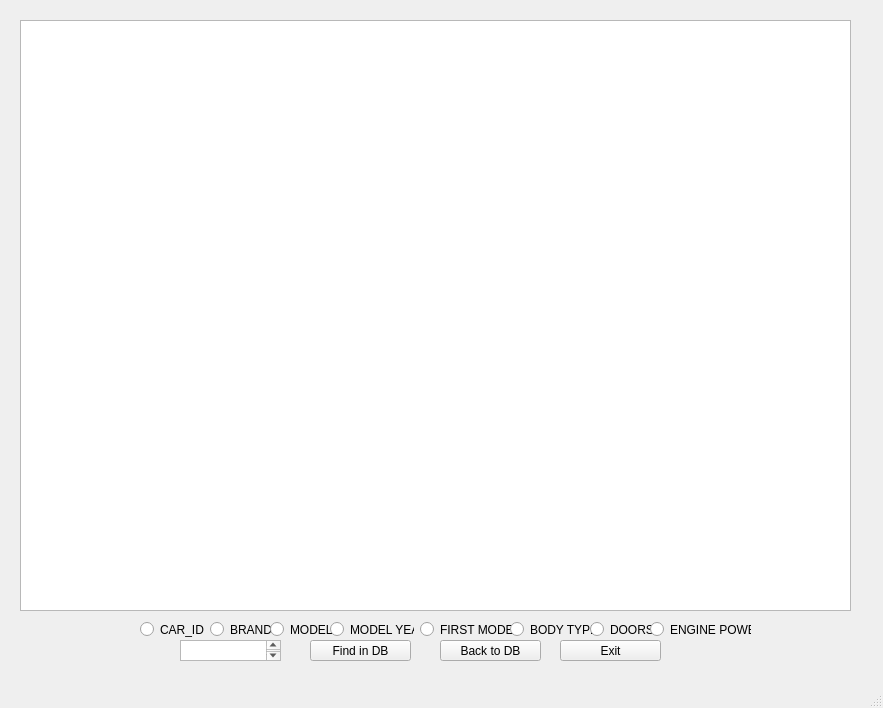
First picture: the form in Cars_Database/mainwindow.ui, repository Apache163/Cars2.1, before the edit.
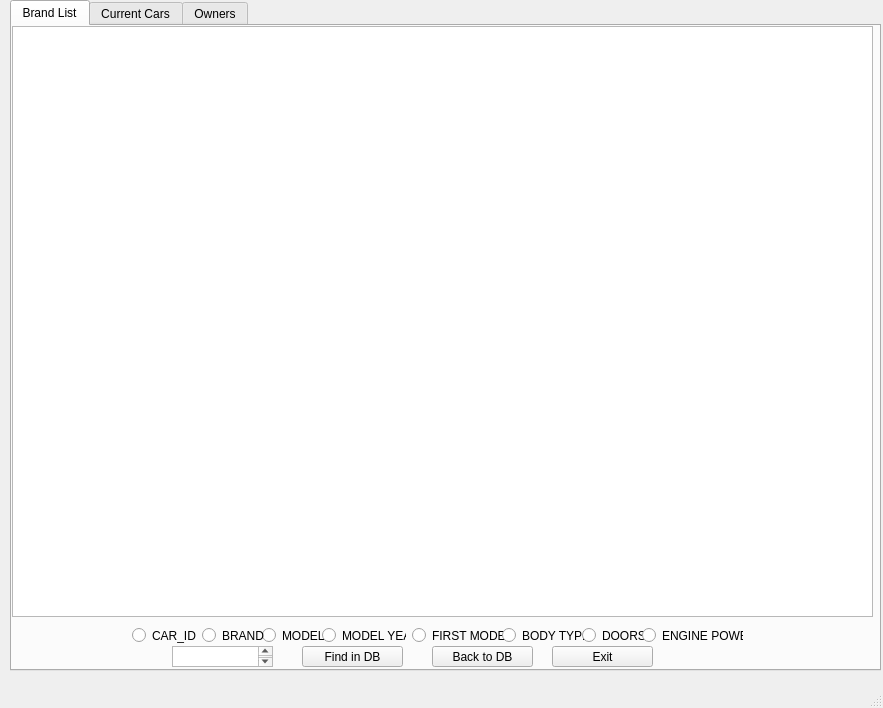
Second picture: the form after the edit. The open tabs and pages were chosen to show the change.

Commit message: Добавлены страницы TabWidget для информации о конкретной машине и конкретном владельце

The edit to the form file:
```diff
--- a/Cars_Database/mainwindow.ui
+++ b/Cars_Database/mainwindow.ui
@@ -14,60 +14,50 @@
    <string>MainWindow</string>
   </property>
   <widget class="QWidget" name="centralwidget">
+   <widget class="QTabWidget" name="tabWidget">
+    <property name="geometry">
+     <rect>
+      <x>10</x>
+      <y>0</y>
+      <width>871</width>
+      <height>671</height>
+     </rect>
+    </property>
+    <property name="currentIndex">
+     <number>2</number>
+    </property>
+    <widget class="QWidget" name="tab">
+     <attribute name="title">
+      <string>Brand List</string>
+     </attribute>
    <widget class="QTableView" name="tableView">
     <property name="geometry">
      <rect>
-      <x>20</x>
-      <y>20</y>
-      <width>831</width>
+        <x>0</x>
+        <y>0</y>
+        <width>861</width>
       <height>591</height>
      </rect>
     </property>
    </widget>
-   <widget class="QPushButton" name="pushButton">
+     <widget class="QPushButton" name="pushButton_3">
     <property name="geometry">
      <rect>
-      <x>310</x>
-      <y>640</y>
+        <x>540</x>
+        <y>620</y>
       <width>101</width>
       <height>21</height>
      </rect>
     </property>
     <property name="text">
-     <string>Find in DB</string>
-    </property>
-   </widget>
-   <widget class="QRadioButton" name="radioButton">
-    <property name="geometry">
-     <rect>
-      <x>140</x>
-      <y>620</y>
-      <width>84</width>
-      <height>19</height>
-     </rect>
-    </property>
-    <property name="text">
-     <string>CAR_ID</string>
-    </property>
-   </widget>
-   <widget class="QRadioButton" name="radioButton_2">
-    <property name="geometry">
-     <rect>
-      <x>210</x>
-      <y>620</y>
-      <width>84</width>
-      <height>19</height>
-     </rect>
-    </property>
-    <property name="text">
-     <string>BRAND</string>
+       <string>Exit</string>
     </property>
    </widget>
    <widget class="QRadioButton" name="radioButton_3">
     <property name="geometry">
      <rect>
-      <x>270</x>
-      <y>620</y>
+        <x>250</x>
+        <y>600</y>
       <width>84</width>
       <height>19</height>
      </rect>
@@ -79,8 +69,8 @@
    <widget class="QRadioButton" name="radioButton_4">
     <property name="geometry">
      <rect>
-      <x>330</x>
-      <y>620</y>
+        <x>310</x>
+        <y>600</y>
       <width>84</width>
       <height>19</height>
      </rect>
@@ -89,11 +79,47 @@
      <string>MODEL YEAR</string>
     </property>
    </widget>
-   <widget class="QRadioButton" name="radioButton_5">
+     <widget class="QPushButton" name="pushButton_2">
     <property name="geometry">
      <rect>
       <x>420</x>
       <y>620</y>
+        <width>101</width>
+        <height>21</height>
+       </rect>
+      </property>
+      <property name="text">
+       <string>Back to DB</string>
+      </property>
+     </widget>
+     <widget class="QTextEdit" name="textEdit">
+      <property name="geometry">
+       <rect>
+        <x>160</x>
+        <y>620</y>
+        <width>101</width>
+        <height>21</height>
+       </rect>
+      </property>
+     </widget>
+     <widget class="QRadioButton" name="radioButton">
+      <property name="geometry">
+       <rect>
+        <x>120</x>
+        <y>600</y>
+        <width>84</width>
+        <height>19</height>
+       </rect>
+      </property>
+      <property name="text">
+       <string>CAR_ID</string>
+      </property>
+     </widget>
+     <widget class="QRadioButton" name="radioButton_5">
+      <property name="geometry">
+       <rect>
+        <x>400</x>
+        <y>600</y>
       <width>121</width>
       <height>19</height>
      </rect>
@@ -102,11 +128,24 @@
      <string>FIRST MODEL</string>
     </property>
    </widget>
+     <widget class="QRadioButton" name="radioButton_2">
+      <property name="geometry">
+       <rect>
+        <x>190</x>
+        <y>600</y>
+        <width>84</width>
+        <height>19</height>
+       </rect>
+      </property>
+      <property name="text">
+       <string>BRAND</string>
+      </property>
+     </widget>
    <widget class="QRadioButton" name="radioButton_6">
     <property name="geometry">
      <rect>
-      <x>510</x>
-      <y>620</y>
+        <x>490</x>
+        <y>600</y>
       <width>84</width>
       <height>19</height>
      </rect>
@@ -118,8 +157,8 @@
    <widget class="QRadioButton" name="radioButton_7">
     <property name="geometry">
      <rect>
-      <x>590</x>
-      <y>620</y>
+        <x>570</x>
+        <y>600</y>
       <width>84</width>
       <height>19</height>
      </rect>
@@ -131,8 +170,8 @@
    <widget class="QRadioButton" name="radioButton_8">
     <property name="geometry">
      <rect>
-      <x>650</x>
-      <y>620</y>
+        <x>630</x>
+        <y>600</y>
       <width>101</width>
       <height>19</height>
      </rect>
@@ -141,41 +180,30 @@
      <string>ENGINE POWER</string>
     </property>
    </widget>
-   <widget class="QPushButton" name="pushButton_2">
+     <widget class="QPushButton" name="pushButton">
     <property name="geometry">
      <rect>
-      <x>440</x>
-      <y>640</y>
+        <x>290</x>
+        <y>620</y>
       <width>101</width>
       <height>21</height>
      </rect>
     </property>
     <property name="text">
-     <string>Back to DB</string>
-    </property>
-   </widget>
-   <widget class="QTextEdit" name="textEdit">
-    <property name="geometry">
-     <rect>
-      <x>180</x>
-      <y>640</y>
-      <width>101</width>
-      <height>21</height>
-     </rect>
-    </property>
-   </widget>
-   <widget class="QPushButton" name="pushButton_3">
-    <property name="geometry">
-     <rect>
-      <x>560</x>
-      <y>640</y>
-      <width>101</width>
-      <height>21</height>
-     </rect>
-    </property>
-    <property name="text">
-     <string>Exit</string>
-    </property>
+       <string>Find in DB</string>
+      </property>
+     </widget>
+    </widget>
+    <widget class="QWidget" name="tab_2">
+     <attribute name="title">
+      <string>Current Cars</string>
+     </attribute>
+    </widget>
+    <widget class="QWidget" name="tab_3">
+     <attribute name="title">
+      <string>Owners</string>
+     </attribute>
+    </widget>
    </widget>
   </widget>
   <widget class="QMenuBar" name="menubar">
```
Lines whose indentation alone changed are shown as unchanged. The commit also changes 6 other files.
